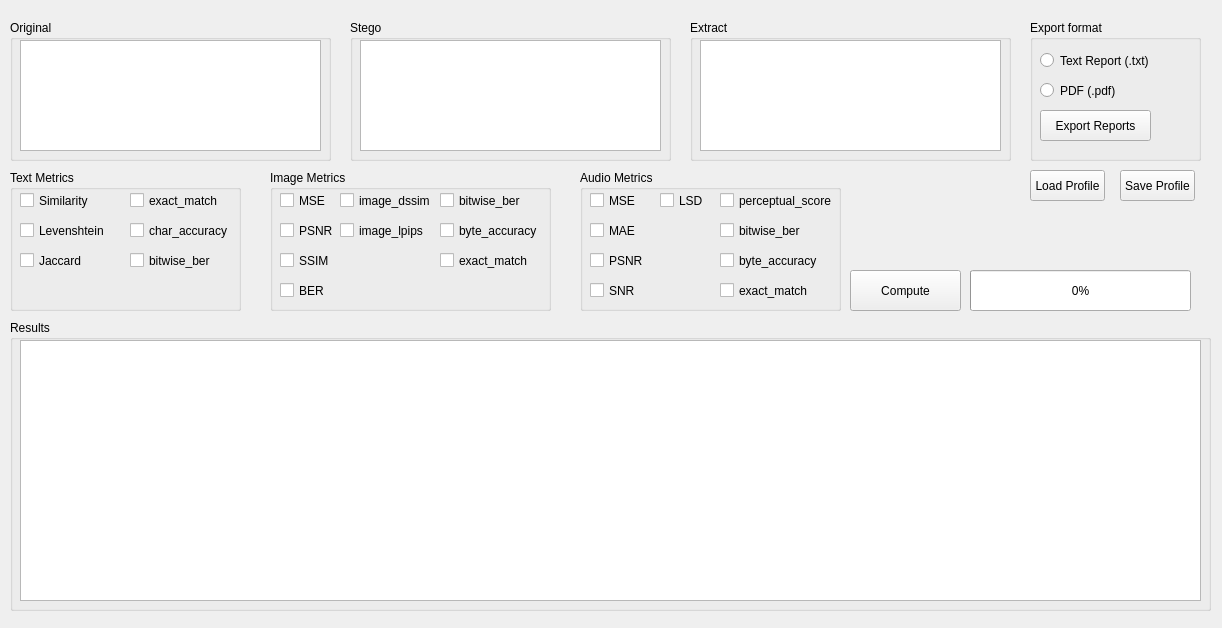
Qt form form.ui (umitkrkmz/StegoTester) before a commit.
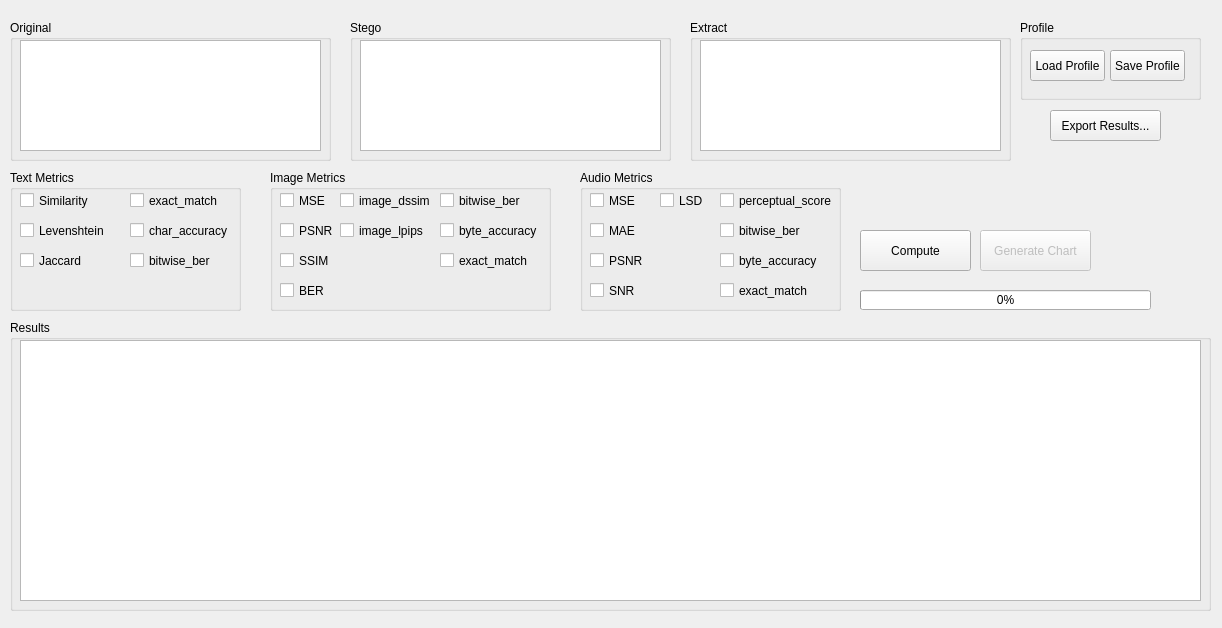
The same form after that commit. Custom widgets are drawn as their Qt base class.

Diff of the .ui file:
```diff
--- a/form.ui
+++ b/form.ui
@@ -437,58 +437,6 @@
      </property>
     </widget>
    </widget>
-   <widget class="QGroupBox" name="grb_export_format">
-    <property name="geometry">
-     <rect>
-      <x>1030</x>
-      <y>20</y>
-      <width>171</width>
-      <height>141</height>
-     </rect>
-    </property>
-    <property name="title">
-     <string>Export format</string>
-    </property>
-    <widget class="QPushButton" name="btn_export_report">
-     <property name="geometry">
-      <rect>
-       <x>10</x>
-       <y>90</y>
-       <width>111</width>
-       <height>31</height>
-      </rect>
-     </property>
-     <property name="text">
-      <string>Export Reports</string>
-     </property>
-    </widget>
-    <widget class="QRadioButton" name="rdb_export_txt">
-     <property name="geometry">
-      <rect>
-       <x>10</x>
-       <y>30</y>
-       <width>111</width>
-       <height>21</height>
-      </rect>
-     </property>
-     <property name="text">
-      <string>Text Report (.txt)</string>
-     </property>
-    </widget>
-    <widget class="QRadioButton" name="rdb_export_pdf">
-     <property name="geometry">
-      <rect>
-       <x>10</x>
-       <y>60</y>
-       <width>89</width>
-       <height>21</height>
-      </rect>
-     </property>
-     <property name="text">
-      <string>PDF (.pdf)</string>
-     </property>
-    </widget>
-   </widget>
    <widget class="QGroupBox" name="grb_results">
     <property name="geometry">
      <rect>
@@ -515,8 +463,8 @@
    <widget class="QPushButton" name="btn_compute">
     <property name="geometry">
      <rect>
-      <x>850</x>
-      <y>270</y>
+      <x>860</x>
+      <y>230</y>
       <width>111</width>
       <height>41</height>
      </rect>
@@ -528,42 +476,84 @@
    <widget class="QProgressBar" name="progressBar">
     <property name="geometry">
      <rect>
-      <x>970</x>
-      <y>270</y>
-      <width>221</width>
-      <height>41</height>
+      <x>860</x>
+      <y>290</y>
+      <width>291</width>
+      <height>20</height>
      </rect>
     </property>
     <property name="value">
      <number>0</number>
     </property>
    </widget>
-   <widget class="QPushButton" name="btn_load_profile">
+   <widget class="QPushButton" name="btn_generate_chart">
+    <property name="enabled">
+     <bool>false</bool>
+    </property>
     <property name="geometry">
      <rect>
-      <x>1030</x>
-      <y>170</y>
-      <width>75</width>
-      <height>31</height>
+      <x>980</x>
+      <y>230</y>
+      <width>111</width>
+      <height>41</height>
      </rect>
     </property>
     <property name="text">
-     <string>Load Profile</string>
+     <string>Generate Chart</string>
     </property>
    </widget>
-   <widget class="QPushButton" name="btn_save_profile">
+   <widget class="QPushButton" name="btn_export_report">
     <property name="geometry">
      <rect>
-      <x>1120</x>
-      <y>170</y>
-      <width>75</width>
+      <x>1050</x>
+      <y>110</y>
+      <width>111</width>
       <height>31</height>
      </rect>
     </property>
     <property name="text">
-     <string>Save Profile</string>
+     <string>Export Results...</string>
     </property>
    </widget>
+   <widget class="QGroupBox" name="groupBox">
+    <property name="geometry">
+     <rect>
+      <x>1020</x>
+      <y>20</y>
+      <width>181</width>
+      <height>80</height>
+     </rect>
+    </property>
+    <property name="title">
+     <string>Profile</string>
+    </property>
+    <widget class="QPushButton" name="btn_load_profile">
+     <property name="geometry">
+      <rect>
+       <x>10</x>
+       <y>30</y>
+       <width>75</width>
+       <height>31</height>
+      </rect>
+     </property>
+     <property name="text">
+      <string>Load Profile</string>
+     </property>
+    </widget>
+    <widget class="QPushButton" name="btn_save_profile">
+     <property name="geometry">
+      <rect>
+       <x>90</x>
+       <y>30</y>
+       <width>75</width>
+       <height>31</height>
+      </rect>
+     </property>
+     <property name="text">
+      <string>Save Profile</string>
+     </property>
+    </widget>
+   </widget>
   </widget>
  </widget>
  <customwidgets>
```
